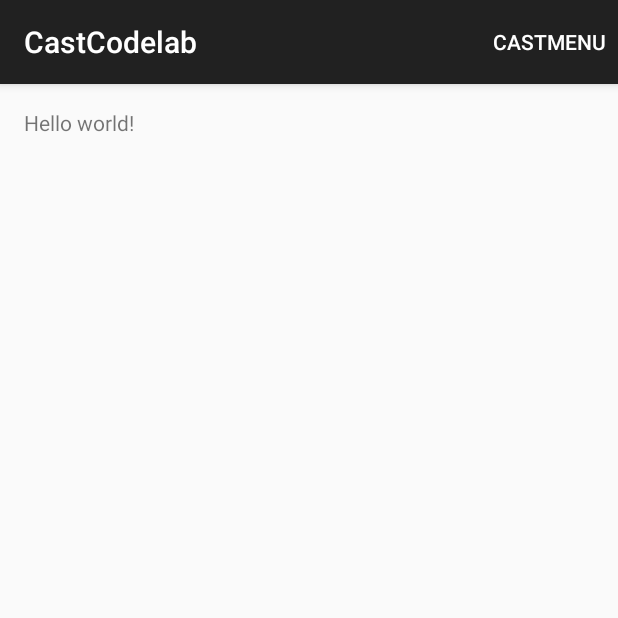
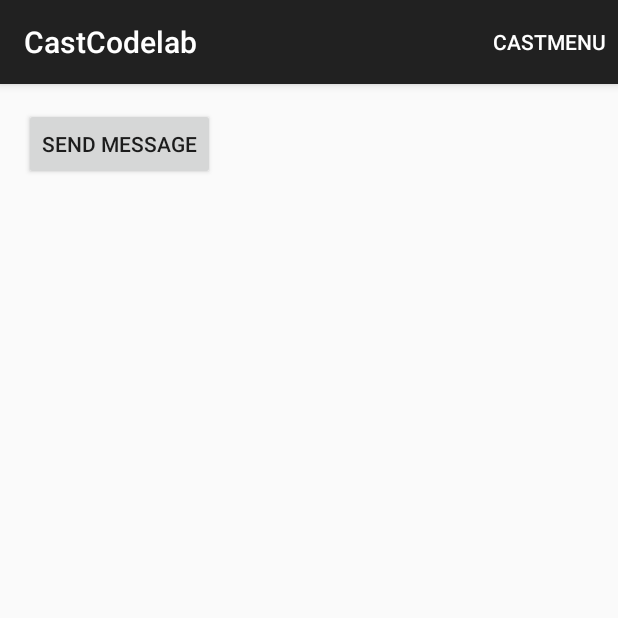
Before and after one commit to roys/cast-codelab, an Android app: the screen it shows after launch (CastActivity), on a phone screen of 412 x 824 dp, the top half of it. Run offline under Robolectric (Android 15) with nearby library versions, the phone set to English and light mode, and no system bars; libraries missing offline, so code that uses them is left out: android.support.v7; 7 statements that could not run were skipped.

Commit message:
Last minute fixes

```diff
--- a/sender/android/CastCodelab/app/src/main/java/android/boilerplate/cc/trapps/city/castcodelab/CastActivity.java
+++ b/sender/android/CastCodelab/app/src/main/java/android/boilerplate/cc/trapps/city/castcodelab/CastActivity.java
@@ -1,5 +1,6 @@
 package android.boilerplate.cc.trapps.city.castcodelab;
 
+import android.content.Context;
 import android.os.Build;
 import android.os.Bundle;
 import android.support.v4.view.MenuItemCompat;
@@ -7,9 +8,12 @@ import android.support.v7.app.ActionBarActivity;
 import android.support.v7.app.MediaRouteActionProvider;
 import android.support.v7.media.MediaRouteSelector;
 import android.support.v7.media.MediaRouter;
+import android.util.AttributeSet;
 import android.util.Log;
 import android.view.Menu;
 import android.view.MenuItem;
+import android.view.View;
+import android.widget.Button;
 
 import com.google.android.gms.cast.ApplicationMetadata;
 import com.google.android.gms.cast.Cast;
@@ -54,6 +58,14 @@ public class CastActivity extends ActionBarActivity {
 
         // Some step (was missing)
         mMediaRouterCallback = new MyMediaRouterCallback();
+
+        Button sendMessageButton = (Button) findViewById(R.id.button);
+        sendMessageButton.setOnClickListener(new View.OnClickListener() {
+            @Override
+            public void onClick(View v) {
+                sendCommand("CASTFTW");
+            }
+        });
     }
 
     // Step 5
@@ -132,7 +144,7 @@ public class CastActivity extends ActionBarActivity {
                 @Override
                 public void onVolumeChanged() {
                     if (mApiClient != null) {
-                        Log.d(TAG, "onVolumeChanged: " + Cast.CastApi.getVolume(mApiClient));
+//                        Log.d(TAG, "onVolumeChanged: " + Cast.CastApi.getVolume(mApiClient));
                     }
                 }
 
@@ -182,10 +194,10 @@ public class CastActivity extends ActionBarActivity {
                                 mSessionId = result.getSessionId();
                                 String applicationStatus = result.getApplicationStatus();
                                 boolean wasLaunched = result.getWasLaunched();
-
+                                mHelloWorldChannel = new HelloWorldChannel();
+                                Log.d(TAG, "wasLaunced: " + wasLaunched);
                                 // Step 18
                                 if (wasLaunched) {
-                                    sendCommand("CASTFTW");
                                 }
                             } else {
                                 teardown();
@@ -238,6 +250,7 @@ public class CastActivity extends ActionBarActivity {
 
     // Step 16
     private void sendMessage(String message) {
+        Log.d(TAG, "mApiClient: " + mApiClient + " mHelloWorldChannel: " + mHelloWorldChannel);
         if (mApiClient != null && mHelloWorldChannel != null) {
             try {
                 Cast.CastApi.sendMessage(mApiClient, mHelloWorldChannel.getNamespace(), message).setResultCallback(new ResultCallback<Status>() {
--- a/sender/android/CastCodelab/app/src/main/res/layout/activity_cast.xml
+++ b/sender/android/CastCodelab/app/src/main/res/layout/activity_cast.xml
@@ -5,7 +5,10 @@
     android:paddingTop="@dimen/activity_vertical_margin"
     android:paddingBottom="@dimen/activity_vertical_margin" tools:context=".CastActivity">
 
-    <TextView android:text="@string/hello_world" android:layout_width="wrap_content"
-        android:layout_height="wrap_content" />
+    <Button
+        android:layout_width="wrap_content"
+        android:layout_height="wrap_content"
+        android:id="@+id/button"
+        android:text="Send message" />
 
 </RelativeLayout>
```
